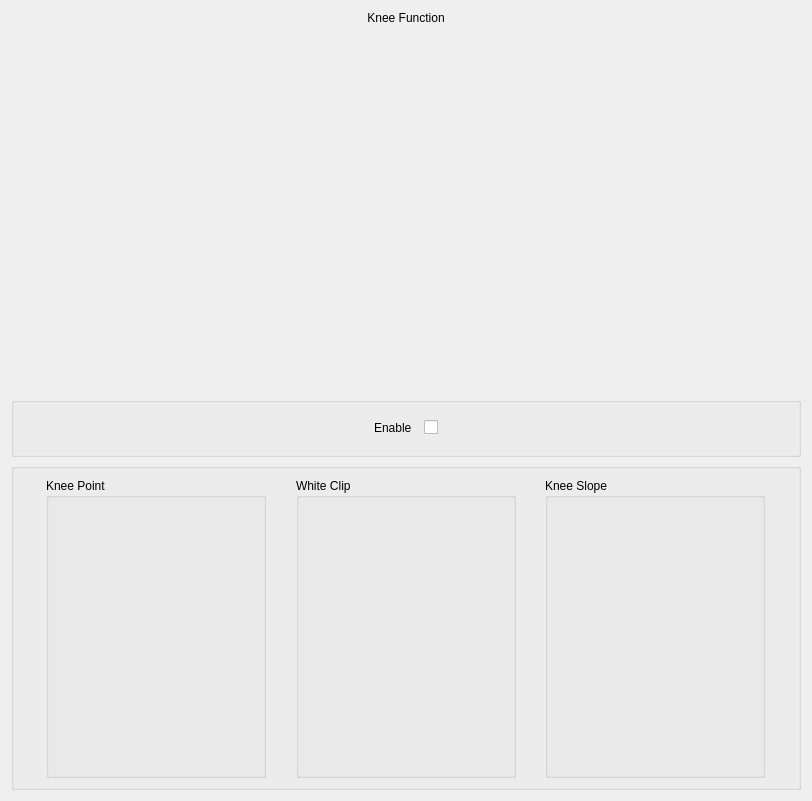
This is dct_widgets/kneebox/kneebox.ui in KAYA-Instruments/SDI-Control-Point as Qt 5 draws it before an edit. The edited form follows.
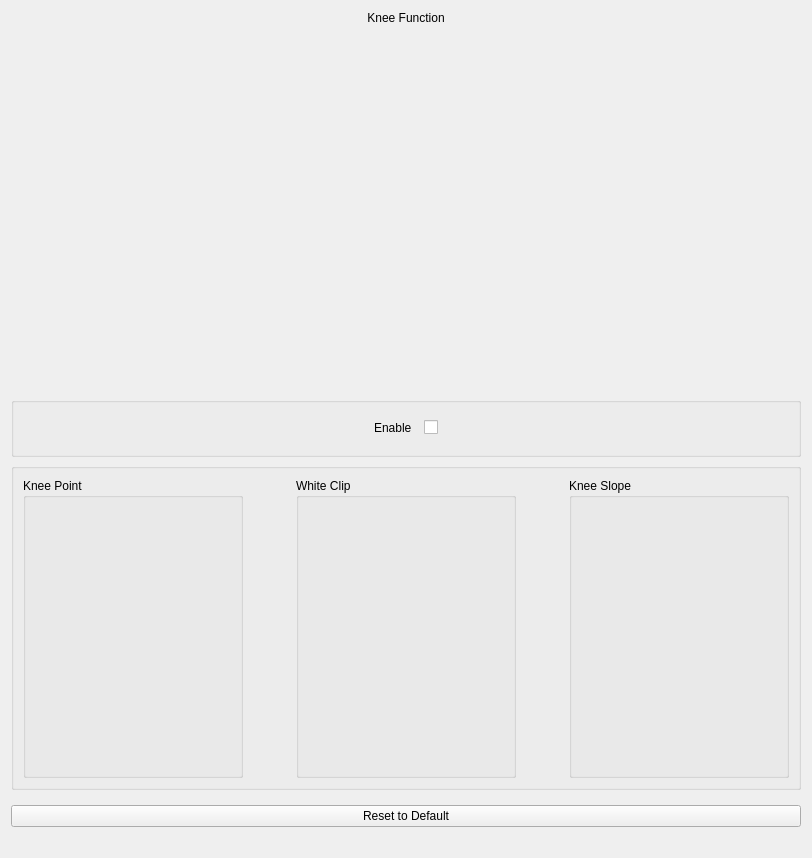
This is the edited form. Custom widgets are drawn as their Qt base class.

Commit message:
Knee function UI fixes
Issue #63

What changed in the file:
```diff
--- a/dct_widgets/kneebox/kneebox.ui
+++ b/dct_widgets/kneebox/kneebox.ui
@@ -7,7 +7,7 @@
     <x>0</x>
     <y>0</y>
     <width>812</width>
-    <height>761</height>
+    <height>858</height>
    </rect>
   </property>
   <property name="windowTitle">
@@ -129,21 +129,11 @@
     </widget>
    </item>
    <item>
-    <widget class="QGroupBox" name="">
+    <widget class="QGroupBox" name="groupBox">
      <layout class="QHBoxLayout" name="horizontalLayout">
-      <item>
-       <spacer name="horizontalSpacer">
-        <property name="orientation">
-         <enum>Qt::Horizontal</enum>
-        </property>
-        <property name="sizeHint" stdset="0">
-         <size>
-          <width>40</width>
-          <height>20</height>
-         </size>
-        </property>
-       </spacer>
-      </item>
+      <property name="bottomMargin">
+       <number>9</number>
+      </property>
       <item>
        <layout class="QVBoxLayout" name="verticalLayout_3">
         <item>
@@ -353,18 +343,24 @@
         </item>
        </layout>
       </item>
+     </layout>
+    </widget>
+   </item>
+   <item>
+    <widget class="QWidget" name="widget" native="true">
+     <layout class="QVBoxLayout" name="verticalLayout_5">
+      <property name="leftMargin">
+       <number>0</number>
+      </property>
+      <property name="rightMargin">
+       <number>0</number>
+      </property>
       <item>
-       <spacer name="horizontalSpacer_4">
-        <property name="orientation">
-         <enum>Qt::Horizontal</enum>
+       <widget class="QPushButton" name="btnReset">
+        <property name="text">
+         <string>Reset to Default</string>
         </property>
-        <property name="sizeHint" stdset="0">
-         <size>
-          <width>40</width>
-          <height>20</height>
-         </size>
-        </property>
-       </spacer>
+       </widget>
       </item>
      </layout>
     </widget>
```
The commit also changes 3 other files.
